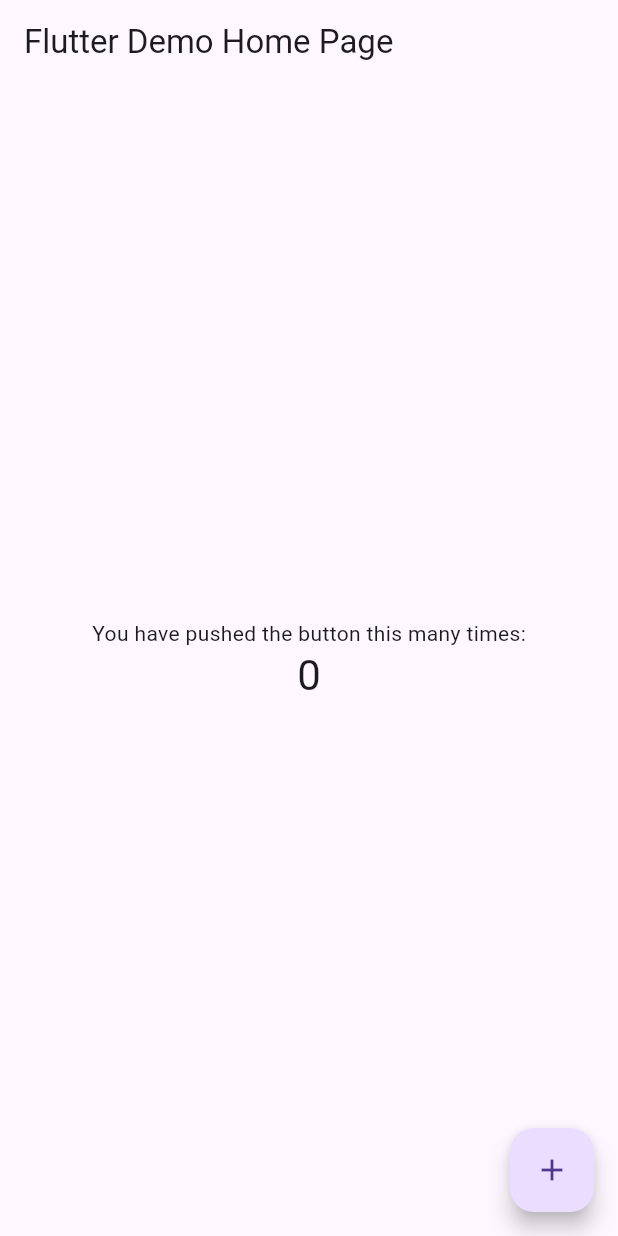
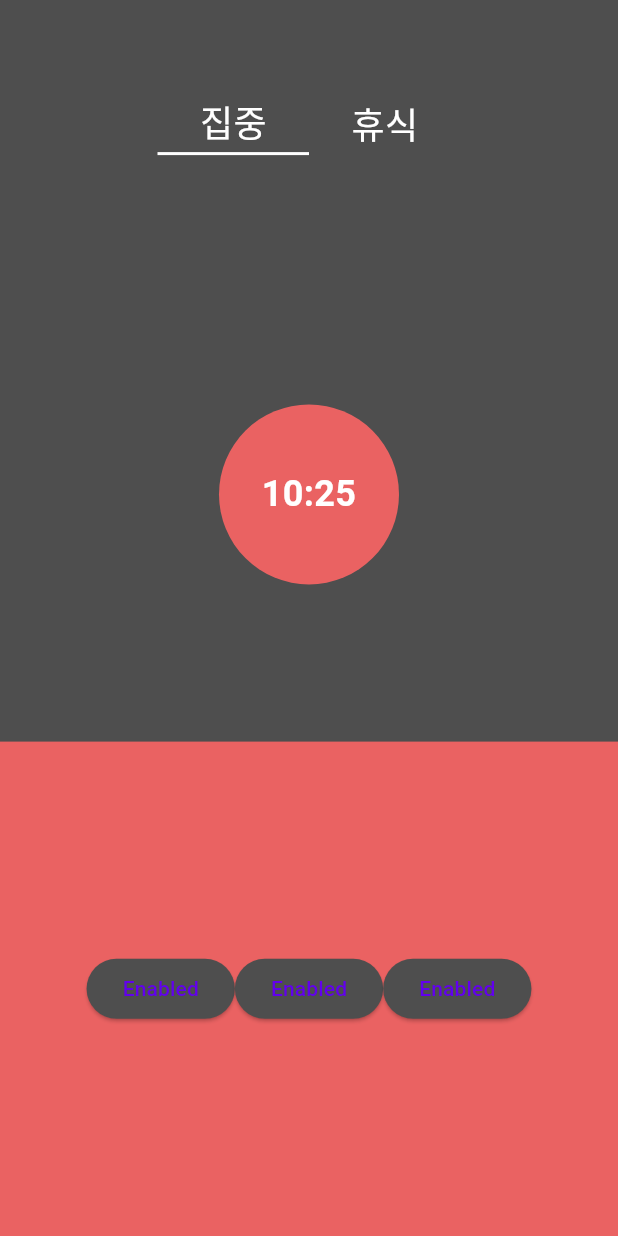
Before and after one commit to jinhodev/Loomiverse, a Flutter app: the screen it shows after launch, on a phone screen of 412 x 824 dp. Run offline on Flutter 3.47's test engine with Material 3 defaults, Android fonts, the phone set to English and light mode, and no system bars.

Commit message:
feat: Main UI 60% complete

```diff
--- a/lib/main.dart
+++ b/lib/main.dart
@@ -1,115 +1,25 @@
 import 'package:flutter/material.dart';
+import 'package:flutter_app/screens/home_screen.dart';
 
-void main() {
-  runApp(const MyApp());
-}
+void main() => runApp(const MyApp());
 
+// stl 입력 -> stateless 선택 -> 클래스 이름(MyApp) 추가
 class MyApp extends StatelessWidget {
   const MyApp({super.key});
 
-  // This widget is the root of your application.
   @override
   Widget build(BuildContext context) {
     return MaterialApp(
-      title: 'Flutter Demo',
+      title: 'Fomodoro',
       theme: ThemeData(
-        // This is the theme of your application.
-        //
-        // Try running your application with "flutter run". You'll see the
-        // application has a blue toolbar. Then, without quitting the app, try
-        // changing the primarySwatch below to Colors.green and then invoke
-        // "hot reload" (press "r" in the console where you ran "flutter run",
-        // or simply save your changes to "hot reload" in a Flutter IDE).
-        // Notice that the counter didn't reset back to zero; the application
-        // is not restarted.
-        primarySwatch: Colors.blue,
+        colorScheme: const ColorScheme.light(
+          surface: Color.fromARGB(255, 78, 78, 78),
+        ),
+        textTheme: const TextTheme(
+          displayLarge: TextStyle(color: Color(0x00ffffff)),
+        ),
       ),
-      home: const MyHomePage(title: 'Flutter Demo Home Page'),
-    );
+      home: const HomeScreen(),
+    ); // ThemeData <- closing label // MaterialApp
   }
 }
-
-class MyHomePage extends StatefulWidget {
-  const MyHomePage({super.key, required this.title});
-
-  // This widget is the home page of your application. It is stateful, meaning
-  // that it has a State object (defined below) that contains fields that affect
-  // how it looks.
-
-  // This class is the configuration for the state. It holds the values (in this
-  // case the title) provided by the parent (in this case the App widget) and
-  // used by the build method of the State. Fields in a Widget subclass are
-  // always marked "final".
-
-  final String title;
-
-  @override
-  State<MyHomePage> createState() => _MyHomePageState();
-}
-
-class _MyHomePageState extends State<MyHomePage> {
-  int _counter = 0;
-
-  void _incrementCounter() {
-    setState(() {
-      // This call to setState tells the Flutter framework that something has
-      // changed in this State, which causes it to rerun the build method below
-      // so that the display can reflect the updated values. If we changed
-      // _counter without calling setState(), then the build method would not be
-      // called again, and so nothing would appear to happen.
-      _counter++;
-    });
-  }
-
-  @override
-  Widget build(BuildContext context) {
-    // This method is rerun every time setState is called, for instance as done
-    // by the _incrementCounter method above.
-    //
-    // The Flutter framework has been optimized to make rerunning build methods
-    // fast, so that you can just rebuild anything that needs updating rather
-    // than having to individually change instances of widgets.
-    return Scaffold(
-      appBar: AppBar(
-        // Here we take the value from the MyHomePage object that was created by
-        // the App.build method, and use it to set our appbar title.
-        title: Text(widget.title),
-      ),
-      body: Center(
-        // Center is a layout widget. It takes a single child and positions it
-        // in the middle of the parent.
-        child: Column(
-          // Column is also a layout widget. It takes a list of children and
-          // arranges them vertically. By default, it sizes itself to fit its
-          // children horizontally, and tries to be as tall as its parent.
-          //
-          // Invoke "debug painting" (press "p" in the console, choose the
-          // "Toggle Debug Paint" action from the Flutter Inspector in Android
-          // Studio, or the "Toggle Debug Paint" command in Visual Studio Code)
-          // to see the wireframe for each widget.
-          //
-          // Column has various properties to control how it sizes itself and
-          // how it positions its children. Here we use mainAxisAlignment to
-          // center the children vertically; the main axis here is the vertical
-          // axis because Columns are vertical (the cross axis would be
-          // horizontal).
-          mainAxisAlignment: MainAxisAlignment.center,
-          children: <Widget>[
-            const Text(
-              'You have pushed the button this many times:',
-            ),
-            Text(
-              '$_counter',
-              style: Theme.of(context).textTheme.headlineMedium,
-            ),
-          ],
-        ),
-      ),
-      floatingActionButton: FloatingActionButton(
-        onPressed: _incrementCounter,
-        tooltip: 'Increment',
-        child: const Icon(Icons.add),
-      ), // This trailing comma makes auto-formatting nicer for build methods.
-    );
-  }
-}
--- /dev/null
+++ b/lib/screens/home_screen.dart
@@ -0,0 +1,112 @@
+import 'package:flutter/material.dart';
+
+class HomeScreen extends StatefulWidget {
+  const HomeScreen({super.key});
+
+  @override
+  State<HomeScreen> createState() => _HomeScreenState();
+}
+
+class _HomeScreenState extends State<HomeScreen> {
+  @override
+  Widget build(BuildContext context) {
+    return Scaffold(
+      backgroundColor: Theme.of(context).colorScheme.surface,
+      body: Column(
+          mainAxisAlignment: MainAxisAlignment.spaceAround,
+          crossAxisAlignment: CrossAxisAlignment.center,
+          children: [
+            Flexible(
+                flex: 2,
+                fit: FlexFit.tight,
+                child: Row(
+                  mainAxisAlignment: MainAxisAlignment.center,
+                  children: [
+                    Container(
+                      width: 101,
+                      height: 42,
+                      decoration: const BoxDecoration(
+                        border: Border(
+                          bottom: BorderSide(
+                            color: Colors.white,
+                            width: 2,
+                          ),
+                        ),
+                      ),
+                      child: const Center(
+                        child: Text(
+                          '집중',
+                          style: TextStyle(
+                            fontSize: 24,
+                            color: Color.fromARGB(255, 255, 255, 255),
+                          ),
+                        ),
+                      ),
+                    ),
+                    Container(
+                      width: 101,
+                      height: 42,
+                      decoration: const BoxDecoration(),
+                      child: const Center(
+                        child: Text(
+                          '휴식',
+                          style: TextStyle(
+                            fontSize: 24,
+                            color: Color.fromARGB(255, 255, 255, 255),
+                          ),
+                        ),
+                      ),
+                    ),
+                  ],
+                )),
+            Flexible(
+              flex: 4,
+              fit: FlexFit.tight,
+              child: Container(
+                alignment: Alignment.center,
+                child: Container(
+                    width: 120,
+                    height: 120,
+                    decoration: const BoxDecoration(
+                        color: Color.fromARGB(255, 234, 98, 98),
+                        shape: BoxShape.circle),
+                    child: const Center(
+                      child: Text('10:25',
+                          style: TextStyle(
+                            color: Color.fromARGB(255, 255, 255, 255),
+                            fontSize: 24,
+                            fontWeight: FontWeight.bold,
+                          ),
+                          textAlign: TextAlign.center),
+                    )),
+              ),
+            ),
+            Flexible(
+              flex: 4,
+              fit: FlexFit.tight,
+              child: Container(
+                  decoration: const BoxDecoration(
+                    color: Color.fromARGB(255, 234, 98, 98),
+                  ),
+                  child: Row(
+                    mainAxisAlignment: MainAxisAlignment.center,
+                    children: [
+                      ElevatedButton(
+                        onPressed: () {},
+                        child: const Text('Enabled'),
+                      ),
+                      ElevatedButton(
+                        onPressed: () {},
+                        child: const Text('Enabled'),
+                      ),
+                      ElevatedButton(
+                        onPressed: () {},
+                        child: const Text('Enabled'),
+                      ),
+                    ],
+                  )),
+            ),
+          ]),
+    );
+  }
+}
```
